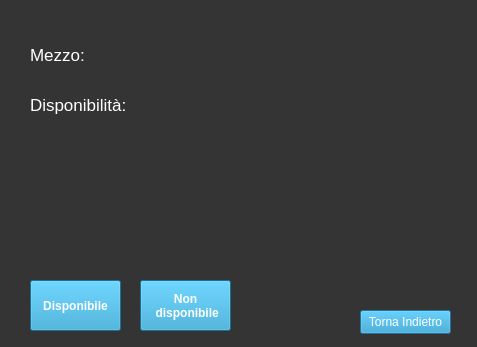
This is Viste/Amministratore/GUI/modifica_mezzo.ui in GiulianiM/Noleggio as Qt 5 draws it before an edit. The edited form follows.
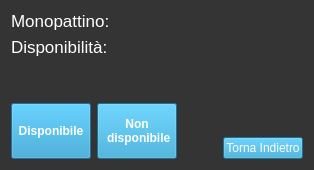
This is the edited form. Icons and pictures are not drawn.

Diff of the .ui file:
```diff
--- a/Viste/Amministratore/GUI/modifica_mezzo.ui
+++ b/Viste/Amministratore/GUI/modifica_mezzo.ui
@@ -6,10 +6,22 @@
    <rect>
     <x>0</x>
     <y>0</y>
-    <width>477</width>
-    <height>347</height>
+    <width>314</width>
+    <height>170</height>
    </rect>
   </property>
+  <property name="minimumSize">
+   <size>
+    <width>314</width>
+    <height>170</height>
+   </size>
+  </property>
+  <property name="maximumSize">
+   <size>
+    <width>314</width>
+    <height>170</height>
+   </size>
+  </property>
   <property name="font">
    <font>
     <pointsize>13</pointsize>
@@ -26,15 +38,13 @@
    <string notr="true">background-color: rgb(52, 52, 52);
 </string>
   </property>
+  <layout class="QGridLayout" name="gridLayout">
+   <item row="0" column="0">
+    <layout class="QHBoxLayout" name="horizontalLayout_3">
+     <item>
+      <layout class="QVBoxLayout" name="verticalLayout">
+       <item>
   <widget class="QLabel" name="id_label">
-   <property name="geometry">
-    <rect>
-     <x>30</x>
-     <y>40</y>
-     <width>60</width>
-     <height>30</height>
-    </rect>
-   </property>
    <property name="font">
     <font>
      <pointsize>13</pointsize>
@@ -44,39 +54,12 @@
     <string notr="true">color: rgb(255, 255, 255);</string>
    </property>
    <property name="text">
-    <string>Mezzo: </string>
-   </property>
-  </widget>
-  <widget class="QLabel" name="id_label_to_edit">
-   <property name="geometry">
-    <rect>
-     <x>240</x>
-     <y>40</y>
-     <width>151</width>
-     <height>30</height>
-    </rect>
-   </property>
-   <property name="font">
-    <font>
-     <pointsize>13</pointsize>
-    </font>
-   </property>
-   <property name="styleSheet">
-    <string notr="true">color: rgb(255, 255, 255);</string>
-   </property>
-   <property name="text">
-    <string/>
-   </property>
-  </widget>
+          <string>Monopattino:</string>
+         </property>
+        </widget>
+       </item>
+       <item>
   <widget class="QLabel" name="disponibile_label">
-   <property name="geometry">
-    <rect>
-     <x>30</x>
-     <y>90</y>
-     <width>111</width>
-     <height>30</height>
-    </rect>
-   </property>
    <property name="font">
     <font>
      <pointsize>13</pointsize>
@@ -89,15 +72,28 @@
     <string>Disponibilità:</string>
    </property>
   </widget>
+       </item>
+      </layout>
+     </item>
+     <item>
+      <layout class="QVBoxLayout" name="verticalLayout_2">
+       <item>
+        <widget class="QLabel" name="id_label_to_edit">
+         <property name="font">
+          <font>
+           <pointsize>13</pointsize>
+          </font>
+         </property>
+         <property name="styleSheet">
+          <string notr="true">color: rgb(255, 255, 255);</string>
+         </property>
+         <property name="text">
+          <string/>
+         </property>
+        </widget>
+       </item>
+       <item>
   <widget class="QLabel" name="disponibile_label_to_edit">
-   <property name="geometry">
-    <rect>
-     <x>240</x>
-     <y>90</y>
-     <width>151</width>
-     <height>30</height>
-    </rect>
-   </property>
    <property name="font">
     <font>
      <pointsize>13</pointsize>
@@ -110,36 +106,38 @@
     <string/>
    </property>
   </widget>
-  <widget class="QPushButton" name="back_button">
-   <property name="geometry">
-    <rect>
-     <x>360</x>
-     <y>310</y>
-     <width>91</width>
-     <height>24</height>
-    </rect>
-   </property>
-   <property name="font">
-    <font>
-     <pointsize>9</pointsize>
-    </font>
-   </property>
-   <property name="styleSheet">
-    <string notr="true">font-size:20; color:white;background-color:rgb(38, 157, 206)
-</string>
-   </property>
-   <property name="text">
-    <string>Torna Indietro</string>
-   </property>
-  </widget>
+       </item>
+      </layout>
+     </item>
+    </layout>
+   </item>
+   <item row="1" column="0">
+    <spacer name="verticalSpacer_3">
+     <property name="orientation">
+      <enum>Qt::Vertical</enum>
+     </property>
+     <property name="sizeType">
+      <enum>QSizePolicy::Fixed</enum>
+     </property>
+     <property name="sizeHint" stdset="0">
+      <size>
+       <width>20</width>
+       <height>40</height>
+      </size>
+     </property>
+    </spacer>
+   </item>
+   <item row="2" column="0">
+    <layout class="QHBoxLayout" name="horizontalLayout_2">
+     <item>
+      <layout class="QHBoxLayout" name="horizontalLayout">
+       <item>
   <widget class="QPushButton" name="disponibile_button">
-   <property name="geometry">
-    <rect>
-     <x>30</x>
-     <y>280</y>
-     <width>91</width>
-     <height>51</height>
-    </rect>
+         <property name="sizePolicy">
+          <sizepolicy hsizetype="Minimum" vsizetype="Minimum">
+           <horstretch>0</horstretch>
+           <verstretch>0</verstretch>
+          </sizepolicy>
    </property>
    <property name="font">
     <font>
@@ -155,14 +153,14 @@
     <string>Disponibile</string>
    </property>
   </widget>
+       </item>
+       <item>
   <widget class="QPushButton" name="non_disponibile_button">
-   <property name="geometry">
-    <rect>
-     <x>140</x>
-     <y>280</y>
-     <width>91</width>
-     <height>51</height>
-    </rect>
+         <property name="sizePolicy">
+          <sizepolicy hsizetype="Minimum" vsizetype="Minimum">
+           <horstretch>0</horstretch>
+           <verstretch>0</verstretch>
+          </sizepolicy>
    </property>
    <property name="font">
     <font>
@@ -179,6 +177,61 @@
  disponibile</string>
    </property>
   </widget>
+       </item>
+       <item>
+        <spacer name="horizontalSpacer">
+         <property name="orientation">
+          <enum>Qt::Horizontal</enum>
+         </property>
+         <property name="sizeType">
+          <enum>QSizePolicy::Fixed</enum>
+         </property>
+         <property name="sizeHint" stdset="0">
+          <size>
+           <width>40</width>
+           <height>20</height>
+          </size>
+         </property>
+        </spacer>
+       </item>
+       <item>
+        <layout class="QVBoxLayout" name="verticalLayout_3">
+         <item>
+          <spacer name="verticalSpacer">
+           <property name="orientation">
+            <enum>Qt::Vertical</enum>
+           </property>
+           <property name="sizeHint" stdset="0">
+            <size>
+             <width>20</width>
+             <height>40</height>
+            </size>
+           </property>
+          </spacer>
+         </item>
+         <item>
+          <widget class="QPushButton" name="back_button">
+           <property name="font">
+            <font>
+             <pointsize>9</pointsize>
+            </font>
+           </property>
+           <property name="styleSheet">
+            <string notr="true">font-size:20; color:white;background-color:rgb(38, 157, 206)
+</string>
+           </property>
+           <property name="text">
+            <string>Torna Indietro</string>
+           </property>
+          </widget>
+         </item>
+        </layout>
+       </item>
+      </layout>
+     </item>
+    </layout>
+   </item>
+  </layout>
  </widget>
  <resources/>
  <connections/>
```
Left out of the diff: 2 changed lines with no effect on the pictures. Lines whose indentation alone changed are shown as unchanged.
